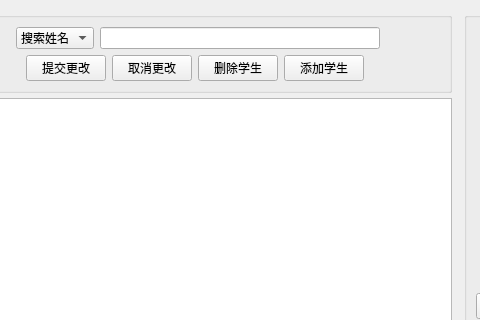
Old version of the form studentwidget.ui in the repository AnisHon/student_manage_system; both pictures show x 86 to 566 and y 0 to 320 of the 792 by 583 pixel window.
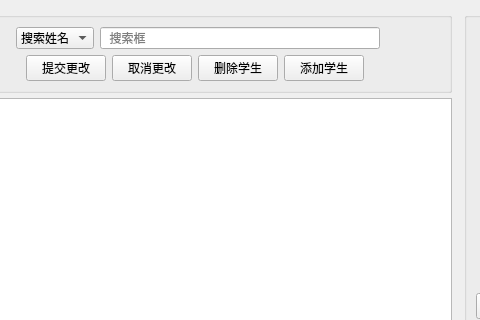
New version of the form.

The edit to the form file:
```diff
--- a/studentwidget.ui
+++ b/studentwidget.ui
@@ -104,6 +104,9 @@
               <height>0</height>
              </size>
             </property>
+            <property name="placeholderText">
+             <string>  搜索框</string>
+            </property>
            </widget>
           </item>
          </layout>
```
